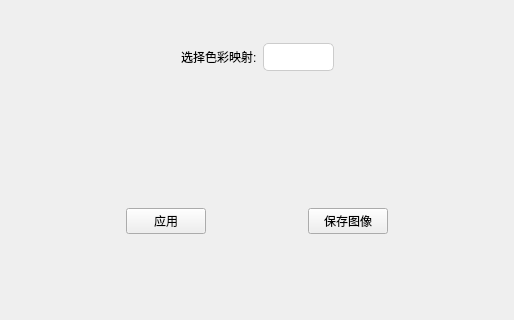
Above: ImageWithUI/colormap.ui from Obj4ct/ImageWithUI before the change; both pictures show x 0 to 514 and y 388 to 708 of the 514 by 708 pixel window. Below: the same form after it.
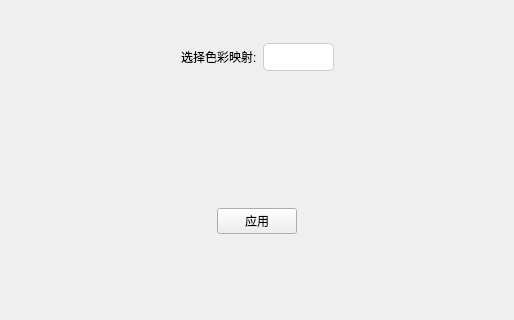
That is the form after the change.

```diff
--- a/ImageWithUI/colormap.ui
+++ b/ImageWithUI/colormap.ui
@@ -154,26 +154,6 @@
            </property>
           </spacer>
          </item>
-         <item>
-          <widget class="QPushButton" name="btn_save">
-           <property name="text">
-            <string>保存图像</string>
-           </property>
-          </widget>
-         </item>
-         <item>
-          <spacer name="horizontalSpacer_6">
-           <property name="orientation">
-            <enum>Qt::Horizontal</enum>
-           </property>
-           <property name="sizeHint" stdset="0">
-            <size>
-             <width>40</width>
-             <height>20</height>
-            </size>
-           </property>
-          </spacer>
-         </item>
         </layout>
        </widget>
       </item>
```
